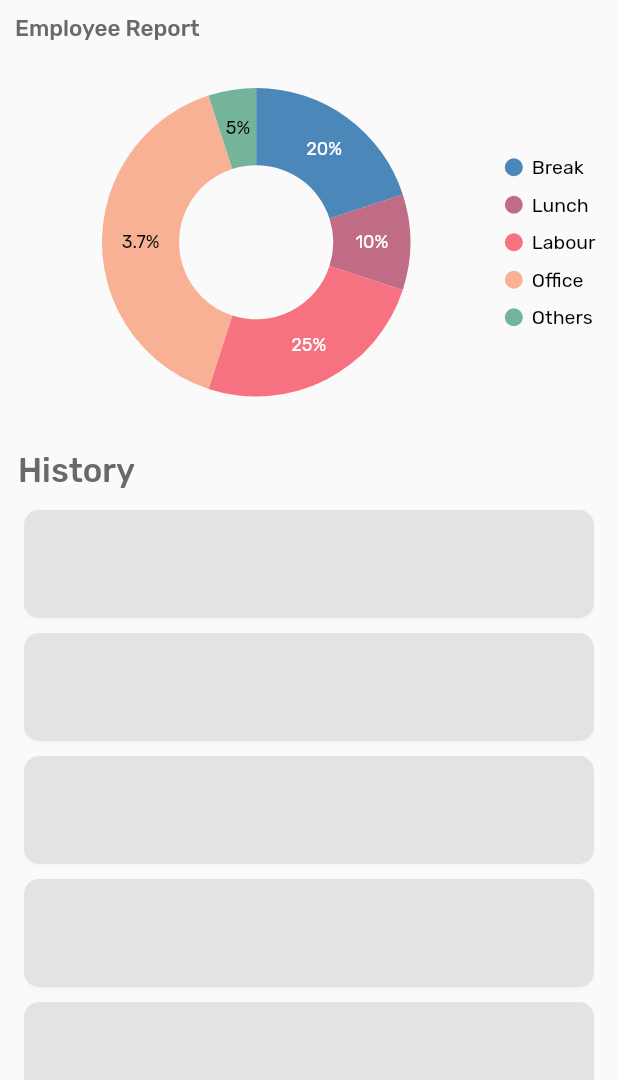
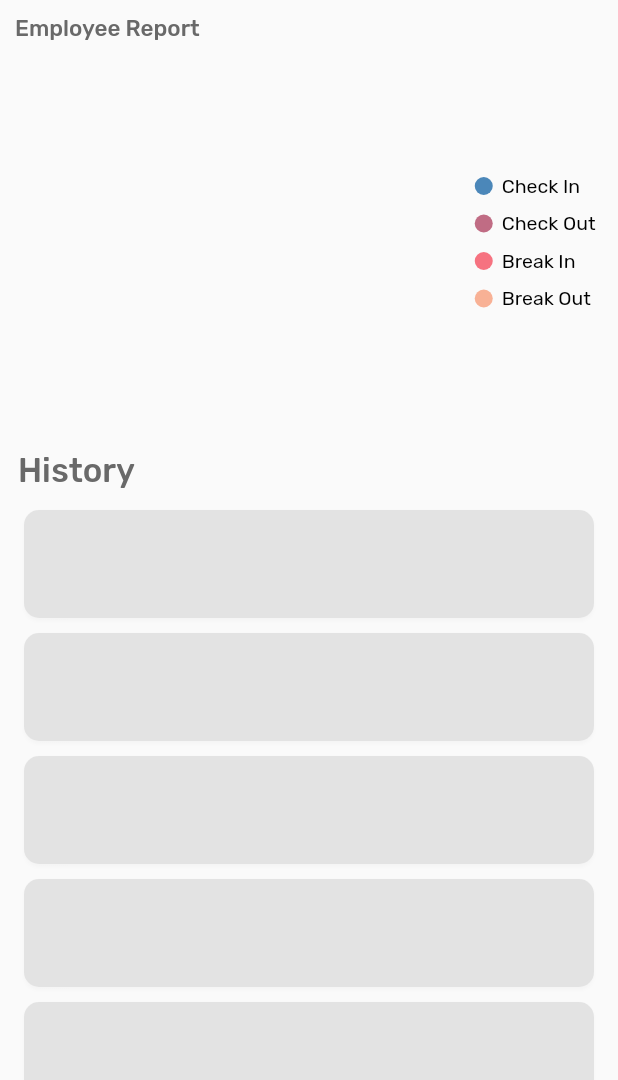
Before and after one commit to fasil2401/axolon_erp_deploy, a Flutter app: the AttendanceScreen screen opened directly, tab 2 chosen, on a phone screen of 412 x 824 dp, the part 156-1236 px from its top. Run offline on Flutter 3.47's test engine with Material 2 defaults, Android fonts, the phone set to English and light mode, and no system bars; drawn by our look-alikes of shimmer; our stand-ins replace dropdown_button2, flutter_svg, gallery_saver, geolocator, get, getwidget and 9 more; missing offline and left inert: encrypt, qr_code_scanner; accounts and stored records are empty.

Commit message:
chart updated

```diff
--- a/lib/controller/app controls/report_controller.dart
+++ b/lib/controller/app controls/report_controller.dart
@@ -16,10 +16,15 @@ class ReportController extends GetxController {
   var isLoading = false.obs;
   var response = 0.obs;
   var attendanceHistoy = [].obs;
-
+  var checkInCount = 10.obs;
+  var checkOutCount = 0.obs;
+  var breakInCount = 0.obs;
+  var breakOutCount = 0.obs;
   getEmployeeAttendanceHistory() async {
+    resetChart();
     final now = DateTime.now();
-    var startDate = DateTime(now.year, now.month, 1).toIso8601String().toString();
+    var startDate =
+        DateTime(now.year, now.month, 1).toIso8601String().toString();
     isLoading.value = true;
     await loginController.getToken();
     final String token = loginController.token.value;
@@ -35,10 +40,32 @@ class ReportController extends GetxController {
         print(result);
         response.value = result.res;
         attendanceHistoy.value = result.model;
+        attendanceHistoy.sort((a, b) => b.logDate.compareTo(a.logDate));
+        for (var element in attendanceHistoy) {
+          if (element.logFlag == 'CheckIn') {
+            checkInCount.value = checkInCount.value + 1;
+          }
+          if (element.logFlag == 'CheckOut') {
+            checkOutCount.value = checkOutCount.value + 1;
+          }
+          if (element.logFlag == 'BreakIn') {
+            breakInCount.value = breakInCount.value + 1;
+          }
+          if (element.logFlag == 'BreakOut') {
+            breakOutCount.value = breakOutCount.value + 1;
+          }
+        }
       }
     } finally {
       if (response.value == 1) {}
       isLoading.value = false;
     }
   }
+
+  resetChart() {
+    checkInCount.value = 0;
+    checkOutCount.value = 0;
+    breakInCount.value = 0;
+    breakOutCount.value = 0;
+  }
 }
--- a/lib/view/Attendance Screen/components/report_screen.dart
+++ b/lib/view/Attendance Screen/components/report_screen.dart
@@ -35,7 +35,7 @@ class _ReportScreenState extends State<ReportScreen> {
         child: Column(
           crossAxisAlignment: CrossAxisAlignment.start,
           children: [
-            SfCircularChart(
+            Obx(() => SfCircularChart(
                   title: ChartTitle(
                     text: 'Employee Report',
                     alignment: ChartAlignment.near,
@@ -46,10 +46,41 @@ class _ReportScreenState extends State<ReportScreen> {
                     ),
                   ),
                   legend: Legend(
-                  isVisible: true, overflowMode: LegendItemOverflowMode.wrap),
-              series: _getDefaultDoughnutSeries(),
+                      isVisible: true,
+                      overflowMode: LegendItemOverflowMode.wrap),
+                  series: <DoughnutSeries<ReportChartModel, String>>[
+                    DoughnutSeries<ReportChartModel, String>(
+                        radius: '80%',
+                        explode: true,
+                        explodeOffset: '10%',
+                        dataSource: [
+                          ReportChartModel(
+                              x: 'Check In',
+                              y: reportController.checkInCount.value,
+                              text: '${reportController.checkInCount.value}%'),
+                          ReportChartModel(
+                              x: 'Check Out',
+                              y: reportController.checkOutCount.value,
+                              text: '${reportController.checkOutCount.value}%'),
+                          ReportChartModel(
+                              x: 'Break In',
+                              y: reportController.breakInCount.value,
+                              text: '${reportController.breakInCount.value}%'),
+                          ReportChartModel(
+                              x: 'Break Out',
+                              y: reportController.breakOutCount.value,
+                              text: '${reportController.breakOutCount.value}%'),
+                        ],
+                        xValueMapper: (ReportChartModel data, _) =>
+                            data.x as String,
+                        yValueMapper: (ReportChartModel data, _) => data.y,
+                        dataLabelMapper: (ReportChartModel data, _) =>
+                            data.text,
+                        dataLabelSettings:
+                            const DataLabelSettings(isVisible: true))
+                  ],
                   tooltipBehavior: _tooltip,
-            ),
+                )),
             Padding(
               padding: const EdgeInsets.symmetric(horizontal: 12),
               child: Column(
@@ -171,7 +202,7 @@ class _ReportScreenState extends State<ReportScreen> {
           radius: '80%',
           explode: true,
           explodeOffset: '10%',
-          dataSource: <ReportChartModel>[
+          dataSource: [
             ReportChartModel(x: 'Break', y: 20, text: '20%'),
             ReportChartModel(x: 'Lunch', y: 10, text: '10%'),
             ReportChartModel(x: 'Labour', y: 25, text: '25%'),
--- a/pubspec.yaml
+++ b/pubspec.yaml
@@ -15,7 +15,7 @@ publish_to: 'none' # Remove this line if you wish to publish to pub.dev
 # In iOS, build-name is used as CFBundleShortVersionString while build-number used as CFBundleVersion.
 # Read more about iOS versioning at
 # https://developer.apple.com/library/archive/documentation/General/Reference/InfoPlistKeyReference/Articles/CoreFoundationKeys.html
-version: 2.10.220+22
+version: 2.10.280+22
 
 environment:
   sdk: ">=2.17.6 <3.0.0"
```
Lines whose indentation alone changed are shown as unchanged.
